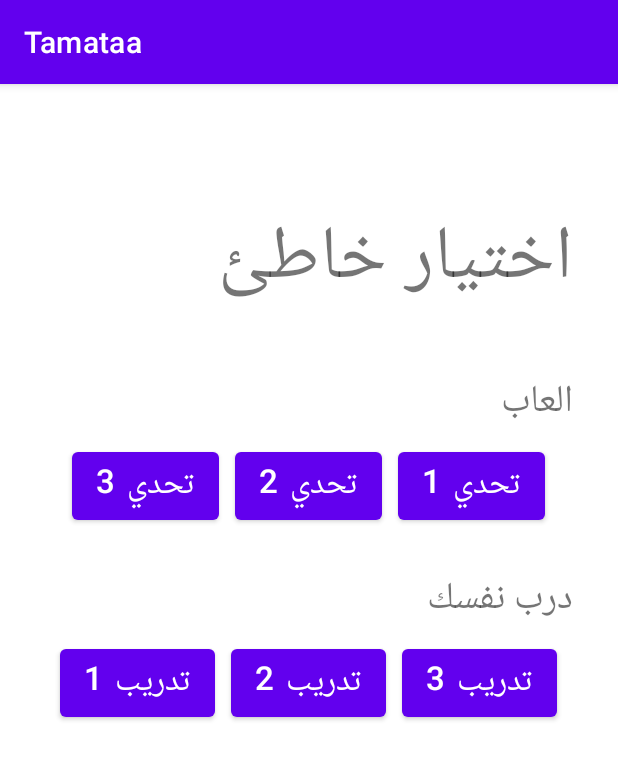
After one commit to SamaDawihi/Tamataa, an Android app: the Major screen opened directly, with no data from a screen before it, on a phone screen of 412 x 824 dp. The commit adds this screen. Shown: the top 760 px of the screen. Run offline under Robolectric (Android 15) with nearby library versions, the phone set to English and light mode, and no system bars.

Commit message:
Version1 added pages of [main activity - majors - specific major games] main activity supposed to be for accounts.

```diff
--- a/app/src/main/AndroidManifest.xml
+++ b/app/src/main/AndroidManifest.xml
@@ -12,6 +12,12 @@
         android:theme="@style/Theme.Tamataa"
         tools:targetApi="31">
         <activity
+            android:name=".Major"
+            android:exported="false" />
+        <activity
+            android:name=".Majors"
+            android:exported="false" />
+        <activity
             android:name=".MainActivity"
             android:exported="true">
             <intent-filter>
--- /dev/null
+++ b/app/src/main/java/com/example/tamataa/Major.java
@@ -0,0 +1,63 @@
+package com.example.tamataa;
+
+import androidx.appcompat.app.AppCompatActivity;
+
+import android.content.Intent;
+import android.os.Bundle;
+import android.widget.Button;
+import android.widget.TextView;
+import android.widget.Toast;
+
+import java.util.Map;
+
+public class Major extends AppCompatActivity {
+
+    Map<String , Button> gameBtn;
+
+    int majorId;
+
+    @Override
+    protected void onCreate(Bundle savedInstanceState) {
+        super.onCreate(savedInstanceState);
+        setContentView(R.layout.activity_major);
+
+        setMajorId();
+
+        setGames();
+
+    }
+
+    private void setMajorId() {
+
+        Intent intent = getIntent();
+
+        // Retrieve the extra value using the key
+        majorId = intent.getIntExtra("majorId", -1);
+
+        Toast.makeText(this, "majorId = " + majorId, Toast.LENGTH_SHORT).show();
+
+        TextView majorName = findViewById(R.id.majorNameTV);
+
+        switch (majorId){
+            case 1:
+                majorName.setText("حاسب");
+                break;
+            case 2:
+                majorName.setText("تسويق");
+                break;
+            default:
+                majorName.setText("اختيار خاطئ");
+
+        }
+    }
+
+
+    private void setGames() {
+        if (majorId == 2){
+            gameBtn.put("cardGame", findViewById(R.id.game1));
+
+        }
+
+    }
+
+}
--- /dev/null
+++ b/app/src/main/res/layout/activity_major.xml
@@ -0,0 +1,105 @@
+<?xml version="1.0" encoding="utf-8"?>
+<LinearLayout xmlns:android="http://schemas.android.com/apk/res/android"
+    xmlns:app="http://schemas.android.com/apk/res-auto"
+    xmlns:tools="http://schemas.android.com/tools"
+
+    android:layout_width="match_parent"
+    android:layout_height="match_parent"
+    android:orientation="vertical"
+    android:paddingTop="45dp"
+
+
+    android:layout_gravity="right"
+    android:gravity="right"
+    tools:context=".Major">
+
+    <TextView
+        android:id="@+id/majorNameTV"
+        android:layout_margin="30dp"
+        android:layout_width="wrap_content"
+        android:layout_height="wrap_content"
+        android:text="اسم التخصص"
+        android:textSize="50dp"/>
+
+    <TextView
+        android:layout_marginRight="30dp"
+        android:layout_width="wrap_content"
+        android:layout_height="wrap_content"
+        android:text="العاب"
+        android:textSize="25dp"/>
+
+    <LinearLayout
+        android:layout_marginBottom="20dp"
+        android:layout_gravity="center"
+        android:gravity="center"
+        android:layout_width="wrap_content"
+        android:layout_height="wrap_content"
+        android:orientation="horizontal">
+        <Button
+            android:id="@+id/game3"
+            android:layout_width="wrap_content"
+            android:layout_height="wrap_content"
+            android:text="تحدي 3"
+            android:textSize="22dp"
+            android:layout_margin="5dp"
+            />
+        <Button
+            android:id="@+id/game2"
+            android:layout_width="wrap_content"
+            android:layout_height="wrap_content"
+            android:text="تحدي 2"
+            android:textSize="22dp"
+            android:layout_margin="5dp"
+            />
+        <Button
+            android:id="@+id/game1"
+            android:layout_width="wrap_content"
+            android:layout_height="wrap_content"
+            android:text="تحدي 1"
+            android:textSize="22dp"
+            android:layout_margin="5dp"
+            />
+    </LinearLayout>
+
+    <TextView
+        android:layout_marginRight="30dp"
+        android:layout_width="wrap_content"
+        android:layout_height="wrap_content"
+        android:text="درب نفسك"
+        android:textSize="25dp"/>
+
+    <LinearLayout
+        android:layout_marginBottom="20dp"
+        android:layout_gravity="center"
+        android:gravity="center"
+        android:layout_width="wrap_content"
+        android:layout_height="wrap_content"
+        android:orientation="horizontal">
+        <Button
+            android:id="@+id/Tutorial1"
+            android:layout_width="wrap_content"
+            android:layout_height="wrap_content"
+            android:text="تدريب 1"
+            android:textSize="22dp"
+            android:layout_margin="5dp"
+            />
+        <Button
+            android:id="@+id/Tutorial2"
+            android:layout_width="wrap_content"
+            android:layout_height="wrap_content"
+            android:text="تدريب 2"
+            android:textSize="22dp"
+            android:layout_margin="5dp"
+            />
+        <Button
+            android:id="@+id/Tutorial3"
+            android:layout_width="wrap_content"
+            android:layout_height="wrap_content"
+            android:text="تدريب 3"
+            android:textSize="22dp"
+            android:layout_margin="5dp"
+            />
+    </LinearLayout>
+
+
+</LinearLayout>
```
Also changed, not shown: app/src/main/java/com/example/tamataa/MainActivity.java (+7 -0 lines), app/src/main/java/com/example/tamataa/Majors.java (added, +44 -0 lines), app/src/main/res/layout/activity_main.xml (+24 -11 lines), app/src/main/res/layout/activity_majors.xml (added, +88 -0 lines).
